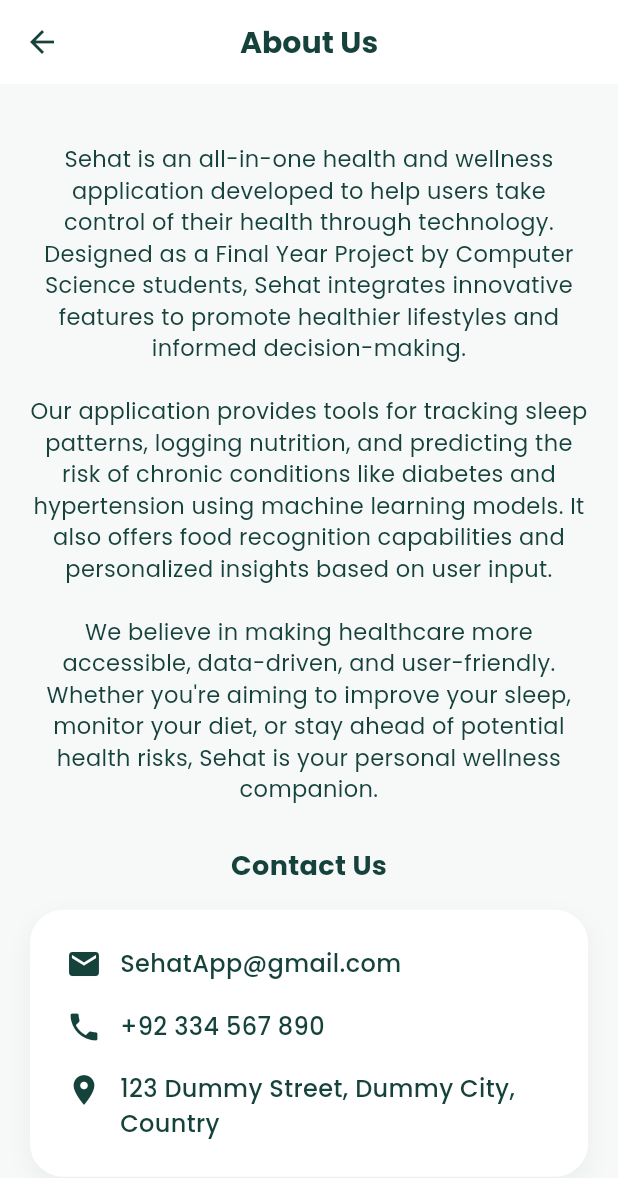
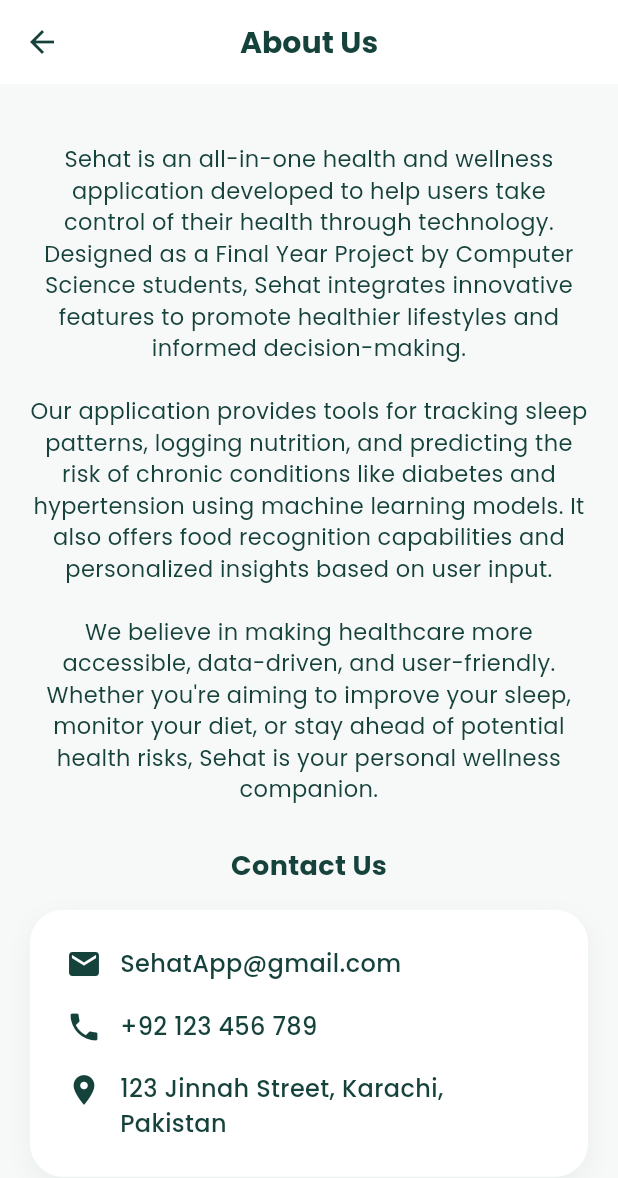
Before and after one commit to SaadSiddiqui134/Sehat-FYP-NO-LFS, a Flutter app: the ContactUs screen opened directly, on a phone screen of 412 x 824 dp. Shown: the top 1178 px of the screen. Run offline on Flutter 3.47's test engine with Material 3 defaults, Android fonts, the phone set to English and light mode, and no system bars; our stand-ins replace animated_toggle_switch, fl_chart, flutter_dotenv, readmore, scrollable_positioned_list, simple_circular_progress_bar; missing offline and left inert: dotted_dashed_line, simple_animation_progress_bar; key blocks and very long unbroken strings in the code were emptied for the run.

Commit message:
changes to contact us and profile

```diff
--- a/FRONTEND/frontend_flutter/lib/view/profile/contact_us.dart
+++ b/FRONTEND/frontend_flutter/lib/view/profile/contact_us.dart
@@ -87,7 +87,7 @@
                         Icon(Icons.phone, color: TColor.primaryColor1),
                         SizedBox(width: 12),
                         Text(
-                          '+92 334 567 890',
+                          '+92 123 456 789',
                           style: TextStyle(
                             color: TColor.primaryColor1,
                             fontSize: 16,
@@ -104,7 +104,7 @@
                         SizedBox(width: 12),
                         Expanded(
                           child: Text(
-                            '123 Dummy Street, Dummy City, Country',
+                            '123 Jinnah Street, Karachi, Pakistan',
                             style: TextStyle(
                               color: TColor.primaryColor1,
                               fontSize: 16,
--- a/FRONTEND/frontend_flutter/lib/view/profile/profile_view.dart
+++ b/FRONTEND/frontend_flutter/lib/view/profile/profile_view.dart
@@ -1,5 +1,5 @@
 import 'package:flutter/material.dart';
-import '../home/home_view.dart';
+
 import '../../common/colo_extension.dart';
 import '../../common_widget/round_button.dart';
 import '../../common_widget/setting_row.dart';
```
